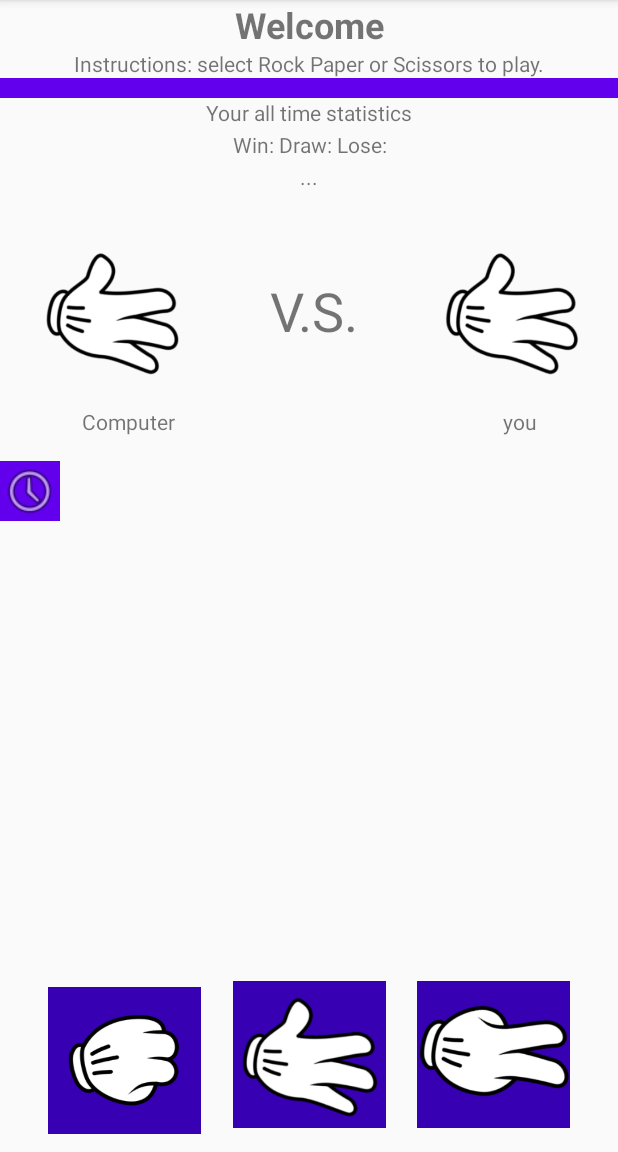
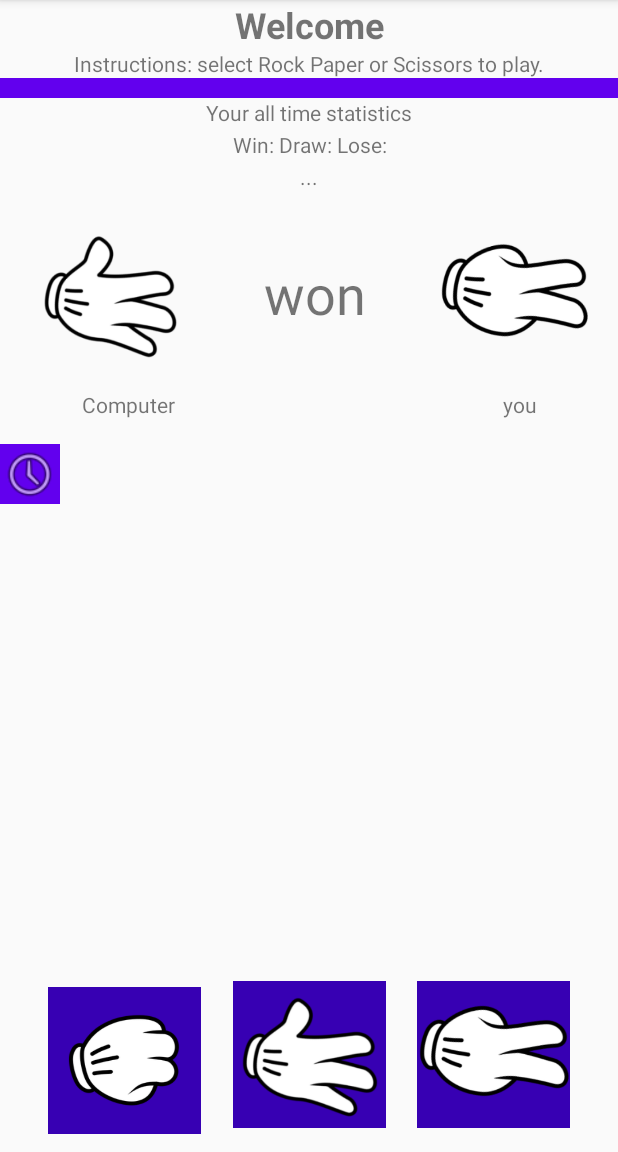
Before and after one commit to beckoninghook/MadLevel4Task2, an Android app: the screen it shows after launch (MainActivity), in the options menu, after a tap on "Settings", on a phone screen of 412 x 824 dp, the part 84-1236 px from its top. Run offline under Robolectric (Android 15) with nearby library versions, the phone set to English and light mode, and no system bars; our stand-ins replace Room's generated code.

Commit message:
working version without typeconverters

```diff
--- a/app/src/main/java/com/example/madlevel4task2/GameFragment.kt
+++ b/app/src/main/java/com/example/madlevel4task2/GameFragment.kt
@@ -1,12 +1,19 @@
 package com.example.madlevel4task2
 
+import android.media.Image
 import android.os.Bundle
 import androidx.fragment.app.Fragment
 import android.view.LayoutInflater
 import android.view.View
 import android.view.ViewGroup
-import android.widget.ImageButton
+import android.widget.*
 import androidx.navigation.fragment.findNavController
+import kotlinx.coroutines.CoroutineScope
+import kotlinx.coroutines.Dispatchers
+import kotlinx.coroutines.launch
+import kotlinx.coroutines.withContext
+import java.text.SimpleDateFormat
+import java.util.*
 
 /**
  * A simple [Fragment] subclass as the default destination in the navigation.
@@ -14,7 +21,8 @@ import androidx.navigation.fragment.findNavController
 class GameFragment : Fragment() {
 
     private lateinit var gameRepository: GameRepository
-
+    private val results = arrayListOf("ROCK" , "PAPER" , "SCISSORS")
+    private val mainScope = CoroutineScope(Dispatchers.Main)
 
 
     override fun onCreateView(
@@ -27,9 +35,98 @@ class GameFragment : Fragment() {
 
     override fun onViewCreated(view: View, savedInstanceState: Bundle?) {
         super.onViewCreated(view, savedInstanceState)
+        var img = view.findViewById<ImageView>(R.id.imgPlayerStart)
+        gameRepository = GameRepository(requireContext())
+
 
         view.findViewById<ImageButton>(R.id.btnHistory).setOnClickListener {
             findNavController().navigate(R.id.action_FirstFragment_to_SecondFragment)
         }
+
+        view.findViewById<ImageButton>(R.id.btnRock).setOnClickListener {
+            play(results[0], view)
+
+            img.setImageResource(R.drawable.rock)
+        }
+
+        view.findViewById<ImageButton>(R.id.btnPaper).setOnClickListener {
+            play(results[1] , view)
+
+            img.setImageResource(R.drawable.paper)
+        }
+
+        view.findViewById<ImageButton>(R.id.btnScissors).setOnClickListener {
+            play(results[2] , view)
+            img.setImageResource(R.drawable.scissors)
+
+        }
+
     }
+
+
+    private fun play(result : String , view : View){
+
+        val computerResult = results[(0 until 3).random()]
+        var score ="";
+        var compImg = view.findViewById<ImageView>(R.id.imgComputer)
+
+
+        if (computerResult == results[0]){
+            compImg.setImageResource(R.drawable.rock)
+        }
+        if (computerResult == results[1]){
+            compImg.setImageResource(R.drawable.paper)
+        }
+        if (computerResult == results[2]){
+            compImg.setImageResource(R.drawable.scissors)
+        }
+
+        if (result == computerResult){
+            score = "draw"
+        }
+
+        //als het steen is
+        if (result == results[0]  ){
+            if (computerResult == results[1]){
+                score = "lost"
+            }
+            if (computerResult == results[2]){
+                score = "won"
+            }
+        }
+
+        //als het papier is
+        if (result == results[1]  ){
+            if (computerResult == results[2]){
+                score = "lost"
+            }
+            if (computerResult == results[0]){
+                score = "won"
+            }
+        }
+
+        //als het schaar is
+        if (result == results[2]  ){
+            if (computerResult == results[0]){
+                score = "lost"
+            }
+            if (computerResult == results[1]){
+                score = "won"
+            }
+        }
+
+        view.findViewById<TextView>(R.id.resultTxt).text = score;
+        val game = Game(result  ,computerResult , SimpleDateFormat("dd/M/yyyy hh:mm:ss").format(Date()).toString() ,  score)
+        addGame(game)
+
+    }
+
+    private fun addGame(game: Game) {
+            mainScope.launch {
+                withContext(Dispatchers.IO) {
+                    gameRepository.insertProduct(game)
+                }
+            }
+        }
+
 }
--- a/app/src/main/java/com/example/madlevel4task2/GamesHistoryAdapter.kt
+++ b/app/src/main/java/com/example/madlevel4task2/GamesHistoryAdapter.kt
@@ -36,14 +36,14 @@ class GamesHistoryAdapter (private val games: List<Game>) : RecyclerView.Adapter
             }
 
             if (game.playerResult == "PAPER"){
-                itemView.imgPlayer.setImageResource(R.drawable.paper)
+                itemView.imagePlayer.setImageResource(R.drawable.paper)
             }
             if (game.playerResult == "ROCK"){
-                itemView.imgPlayer.setImageResource(R.drawable.rock)
+                itemView.imagePlayer.setImageResource(R.drawable.rock)
             }
 
             if (game.playerResult == "SCISSOR"){
-                itemView.imgPlayer.setImageResource(R.drawable.scissors)
+                itemView.imagePlayer.setImageResource(R.drawable.scissors)
             }
         }
     }
--- a/app/src/main/res/layout/fragment_game.xml
+++ b/app/src/main/res/layout/fragment_game.xml
@@ -53,7 +53,7 @@
         <TextView
             android:id="@+id/statsTxt"
             android:layout_width="match_parent"
-            android:layout_height="49dp"
+            android:layout_height="38dp"
             android:text="@string/winOrLose"
             android:textAlignment="center" />
 
@@ -70,7 +70,7 @@
                 app:srcCompat="@drawable/paper" />
 
             <TextView
-                android:id="@+id/textView8"
+                android:id="@+id/resultTxt"
                 android:layout_width="wrap_content"
                 android:layout_height="100dp"
                 android:layout_weight="1"
@@ -80,7 +80,7 @@
                 android:textSize="36sp" />
 
             <ImageView
-                android:id="@+id/imgPlayer"
+                android:id="@+id/imgPlayerStart"
                 android:layout_width="80dp"
                 android:layout_height="100dp"
                 android:layout_weight="1"
```
Also changed, not shown: app/src/main/java/com/example/madlevel4task2/GameHistoryFragment.kt (+6 -1 lines), app/src/main/res/layout/match.xml (+3 -4 lines).
